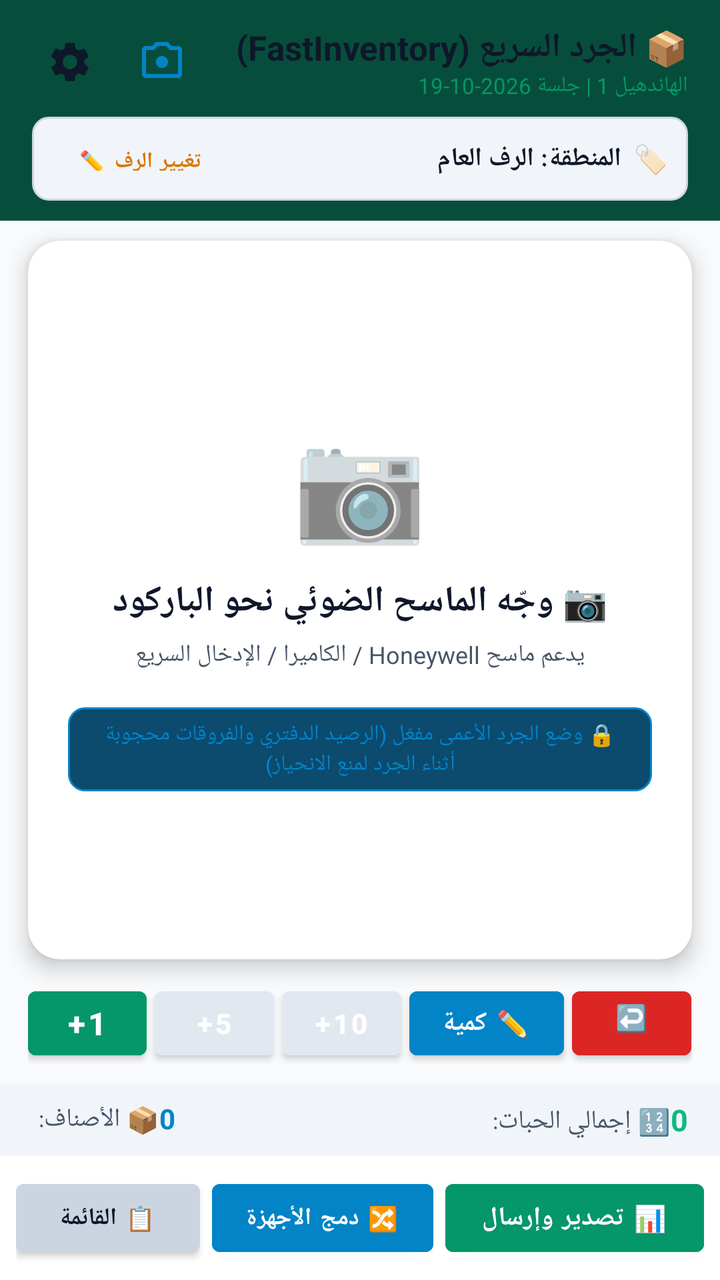
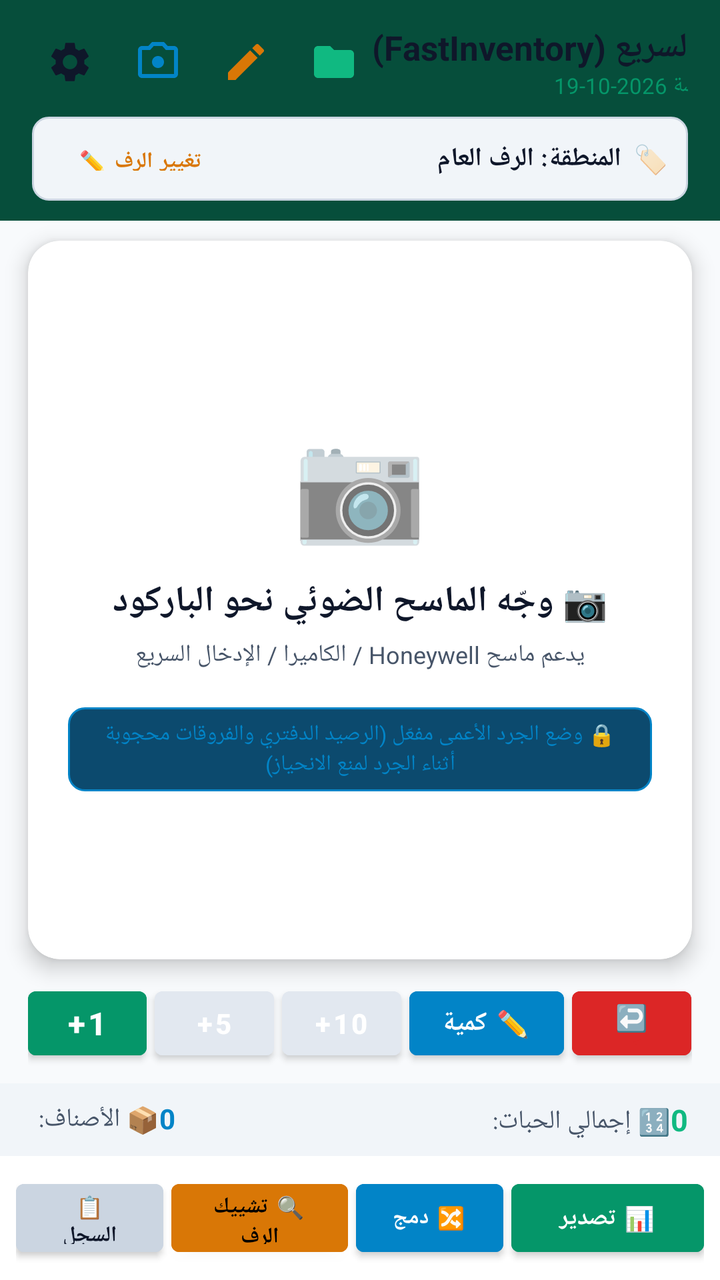

Before-and-after screenshots of an Android layout around one commit, followed by the original layout XML and the change that was made.
<!-- AndroidManifest.xml: application theme Theme.FastInventory -->
<!-- res/layout/activity_main.xml -->
<?xml version="1.0" encoding="utf-8"?>
<androidx.constraintlayout.widget.ConstraintLayout xmlns:android="http://schemas.android.com/apk/res/android"
    xmlns:app="http://schemas.android.com/apk/res-auto"
    xmlns:tools="http://schemas.android.com/tools"
    android:layout_width="match_parent"
    android:layout_height="match_parent"
    android:background="@color/bg_main">

    
    <LinearLayout
        android:id="@+id/topBar"
        android:layout_width="0dp"
        android:layout_height="wrap_content"
        android:background="@color/primary_dark"
        android:orientation="vertical"
        android:paddingStart="16dp"
        android:paddingTop="12dp"
        android:paddingEnd="16dp"
        android:paddingBottom="10dp"
        app:layout_constraintEnd_toEndOf="parent"
        app:layout_constraintStart_toStartOf="parent"
        app:layout_constraintTop_toTopOf="parent">

        <LinearLayout
            android:layout_width="match_parent"
            android:layout_height="wrap_content"
            android:gravity="center_vertical"
            android:orientation="horizontal">

            <ImageButton
                android:id="@+id/btnSettings"
                android:layout_width="38dp"
                android:layout_height="38dp"
                android:background="?attr/selectableItemBackgroundBorderless"
                android:contentDescription="Settings"
                android:src="@drawable/ic_settings"
                app:tint="@color/text_primary" />

            <ImageButton
                android:id="@+id/btnCameraScan"
                android:layout_width="38dp"
                android:layout_height="38dp"
                android:layout_marginStart="8dp"
                android:background="?attr/selectableItemBackgroundBorderless"
                android:contentDescription="Camera Scan"
                android:src="@drawable/ic_camera"
                app:tint="@color/text_cyan" />

            <View
                android:layout_width="0dp"
                android:layout_height="1dp"
                android:layout_weight="1" />

            <LinearLayout
                android:layout_width="wrap_content"
                android:layout_height="wrap_content"
                android:gravity="end"
                android:orientation="vertical">

                <TextView
                    android:layout_width="wrap_content"
                    android:layout_height="wrap_content"
                    android:text="📦 الجرد السريع (FastInventory)"
                    android:textColor="@color/text_primary"
                    android:textSize="17sp"
                    android:textStyle="bold" />

                <TextView
                    android:id="@+id/txtDeviceAndSession"
                    android:layout_width="wrap_content"
                    android:layout_height="wrap_content"
                    android:text="الهاندهيل 1 | جلسة 2026-10-19"
                    android:textColor="@color/text_success"
                    android:textSize="11sp" />
            </LinearLayout>
        </LinearLayout>

        
        <LinearLayout
            android:layout_width="match_parent"
            android:layout_height="wrap_content"
            android:layout_marginTop="8dp"
            android:background="@drawable/bg_zone_pill"
            android:gravity="center_vertical"
            android:orientation="horizontal"
            android:paddingStart="10dp"
            android:paddingTop="5dp"
            android:paddingEnd="10dp"
            android:paddingBottom="5dp">

            <Button
                android:id="@+id/btnChangeZone"
                style="@style/Widget.MaterialComponents.Button.TextButton"
                android:layout_width="wrap_content"
                android:layout_height="32dp"
                android:minHeight="0dp"
                android:paddingStart="8dp"
                android:paddingEnd="8dp"
                android:text="تغيير الرف ✏️"
                android:textColor="@color/accent_gold"
                android:textSize="11sp"
                android:textStyle="bold" />

            <View
                android:layout_width="0dp"
                android:layout_height="1dp"
                android:layout_weight="1" />

            <TextView
                android:id="@+id/txtActiveZone"
                android:layout_width="wrap_content"
                android:layout_height="wrap_content"
                android:text="المنطقة: الرف العام"
                android:textColor="@color/text_primary"
                android:textSize="13sp"
                android:textStyle="bold" />

            <TextView
                android:layout_width="wrap_content"
                android:layout_height="wrap_content"
                android:layout_marginStart="6dp"
                android:text="🏷️"
                android:textSize="14sp" />
        </LinearLayout>
    </LinearLayout>

    
    <androidx.cardview.widget.CardView
        android:id="@+id/cardScanDisplay"
        android:layout_width="0dp"
        android:layout_height="0dp"
        android:layout_marginStart="14dp"
        android:layout_marginTop="10dp"
        android:layout_marginEnd="14dp"
        android:layout_marginBottom="10dp"
        app:cardBackgroundColor="@color/bg_card"
        app:cardCornerRadius="16dp"
        app:cardElevation="6dp"
        app:layout_constraintBottom_toTopOf="@+id/quickCountBar"
        app:layout_constraintEnd_toEndOf="parent"
        app:layout_constraintStart_toStartOf="parent"
        app:layout_constraintTop_toBottomOf="@+id/topBar">

        
        <LinearLayout
            android:id="@+id/viewIdlePrompt"
            android:layout_width="match_parent"
            android:layout_height="match_parent"
            android:gravity="center"
            android:orientation="vertical"
            android:padding="20dp"
            android:visibility="visible">

            <TextView
                android:layout_width="wrap_content"
                android:layout_height="wrap_content"
                android:text="📷"
                android:textSize="54sp" />

            <TextView
                android:layout_width="wrap_content"
                android:layout_height="wrap_content"
                android:layout_marginTop="12dp"
                android:gravity="center"
                android:text="@string/scan_prompt_title"
                android:textColor="@color/text_primary"
                android:textSize="18sp"
                android:textStyle="bold" />

            <TextView
                android:layout_width="wrap_content"
                android:layout_height="wrap_content"
                android:layout_marginTop="6dp"
                android:gravity="center"
                android:text="@string/scan_prompt_sub"
                android:textColor="@color/text_secondary"
                android:textSize="12sp" />

            <TextView
                android:layout_width="wrap_content"
                android:layout_height="wrap_content"
                android:layout_marginTop="18dp"
                android:background="@drawable/bg_blind_badge"
                android:gravity="center"
                android:paddingStart="12dp"
                android:paddingTop="6dp"
                android:paddingEnd="12dp"
                android:paddingBottom="6dp"
                android:text="@string/blind_count_notice"
                android:textColor="@color/text_cyan"
                android:textSize="11sp" />
        </LinearLayout>

        
        <ScrollView
            android:id="@+id/viewScannedProduct"
            android:layout_width="match_parent"
            android:layout_height="match_parent"
            android:fillViewport="true"
            android:visibility="gone">

            <LinearLayout
                android:id="@+id/layoutScanFlashArea"
                android:layout_width="match_parent"
                android:layout_height="wrap_content"
                android:gravity="center_horizontal"
                android:orientation="vertical"
                android:padding="16dp">

                
                <TextView
                    android:id="@+id/badgePackaging"
                    android:layout_width="wrap_content"
                    android:layout_height="wrap_content"
                    android:background="@drawable/bg_packaging_badge"
                    android:paddingStart="14dp"
                    android:paddingTop="4dp"
                    android:paddingEnd="14dp"
                    android:paddingBottom="4dp"
                    android:text="📦 كرتون = 24 حبة"
                    android:textColor="@color/badge_packaging_text"
                    android:textSize="13sp"
                    android:textStyle="bold"
                    android:visibility="gone" />

                
                <TextView
                    android:id="@+id/txtBarcode"
                    android:layout_width="wrap_content"
                    android:layout_height="wrap_content"
                    android:layout_marginTop="8dp"
                    android:fontFamily="monospace"
                    android:text="6281100180012"
                    android:textColor="@color/text_cyan"
                    android:textSize="18sp"
                    android:textStyle="bold" />

                <TextView
                    android:id="@+id/txtDefaultCode"
                    android:layout_width="wrap_content"
                    android:layout_height="wrap_content"
                    android:text="كود: ART-9982"
                    android:textColor="@color/text_muted"
                    android:textSize="12sp" />

                
                <TextView
                    android:id="@+id/txtProductNameAr"
                    android:layout_width="match_parent"
                    android:layout_height="wrap_content"
                    android:layout_marginTop="10dp"
                    android:gravity="center"
                    android:text="شامبو لوريال الفيف للشعر الجاف 400 مل"
                    android:textColor="@color/text_primary"
                    android:textSize="19sp"
                    android:textStyle="bold" />

                
                <TextView
                    android:id="@+id/txtProductNameEn"
                    android:layout_width="match_parent"
                    android:layout_height="wrap_content"
                    android:layout_marginTop="2dp"
                    android:gravity="center"
                    android:text="L'Oreal Elvive Extraordinary Oil Shampoo 400ml"
                    android:textColor="@color/text_secondary"
                    android:textSize="13sp" />

                
                <LinearLayout
                    android:layout_width="match_parent"
                    android:layout_height="wrap_content"
                    android:layout_marginTop="16dp"
                    android:background="@drawable/bg_count_box"
                    android:gravity="center"
                    android:orientation="vertical"
                    android:padding="12dp">

                    <TextView
                        android:layout_width="wrap_content"
                        android:layout_height="wrap_content"
                        android:text="الكمية المحصورة في هذا الرف:"
                        android:textColor="@color/text_secondary"
                        android:textSize="13sp" />

                    <LinearLayout
                        android:layout_width="wrap_content"
                        android:layout_height="wrap_content"
                        android:gravity="center_vertical"
                        android:orientation="horizontal">

                        <TextView
                            android:id="@+id/txtCountedQty"
                            android:layout_width="wrap_content"
                            android:layout_height="wrap_content"
                            android:text="12"
                            android:textColor="@color/primary_light"
                            android:textSize="56sp"
                            android:textStyle="bold" />

                        <TextView
                            android:layout_width="wrap_content"
                            android:layout_height="wrap_content"
                            android:layout_marginStart="8dp"
                            android:text="حبة"
                            android:textColor="@color/text_primary"
                            android:textSize="18sp"
                            android:textStyle="bold" />
                    </LinearLayout>

                    <TextView
                        android:id="@+id/txtLastAddedStatus"
                        android:layout_width="wrap_content"
                        android:layout_height="wrap_content"
                        android:text="✅ تمت إضافة 1 حبة (إجمالي الجرد في الجلسة: 12)"
                        android:textColor="@color/text_success"
                        android:textSize="12sp"
                        android:textStyle="bold" />
                </LinearLayout>

            </LinearLayout>
        </ScrollView>
    </androidx.cardview.widget.CardView>

    
    <LinearLayout
        android:id="@+id/quickCountBar"
        android:layout_width="0dp"
        android:layout_height="wrap_content"
        android:layout_marginStart="14dp"
        android:layout_marginEnd="14dp"
        android:layout_marginBottom="8dp"
        android:gravity="center"
        android:orientation="horizontal"
        app:layout_constraintBottom_toTopOf="@+id/statsSummaryBar"
        app:layout_constraintEnd_toEndOf="parent"
        app:layout_constraintStart_toStartOf="parent">

        <Button
            android:id="@+id/btnQuickPlus1"
            android:layout_width="0dp"
            android:layout_height="44dp"
            android:layout_marginEnd="4dp"
            android:layout_weight="1"
            android:backgroundTint="@color/primary"
            android:text="+1"
            android:textColor="@color/white"
            android:textSize="16sp"
            android:textStyle="bold" />

        <Button
            android:id="@+id/btnQuickPlus5"
            android:layout_width="0dp"
            android:layout_height="44dp"
            android:layout_marginEnd="4dp"
            android:layout_weight="1"
            android:backgroundTint="@color/bg_card_highlight"
            android:text="+5"
            android:textColor="@color/white"
            android:textSize="14sp"
            android:textStyle="bold" />

        <Button
            android:id="@+id/btnQuickPlus10"
            android:layout_width="0dp"
            android:layout_height="44dp"
            android:layout_marginEnd="4dp"
            android:layout_weight="1"
            android:backgroundTint="@color/bg_card_highlight"
            android:text="+10"
            android:textColor="@color/white"
            android:textSize="14sp"
            android:textStyle="bold" />

        <Button
            android:id="@+id/btnCustomQty"
            android:layout_width="0dp"
            android:layout_height="44dp"
            android:layout_marginEnd="4dp"
            android:layout_weight="1.3"
            android:backgroundTint="@color/accent"
            android:text="✏️ كمية"
            android:textColor="@color/white"
            android:textSize="13sp"
            android:textStyle="bold" />

        <Button
            android:id="@+id/btnQuickUndo"
            android:layout_width="0dp"
            android:layout_height="44dp"
            android:layout_weight="1"
            android:backgroundTint="@color/scan_danger_flash"
            android:text="↩️ -1"
            android:textColor="@color/text_danger"
            android:textSize="13sp"
            android:textStyle="bold" />
    </LinearLayout>

    
    <LinearLayout
        android:id="@+id/statsSummaryBar"
        android:layout_width="0dp"
        android:layout_height="wrap_content"
        android:background="@color/bg_card_secondary"
        android:orientation="horizontal"
        android:paddingStart="16dp"
        android:paddingTop="8dp"
        android:paddingEnd="16dp"
        android:paddingBottom="8dp"
        app:layout_constraintBottom_toTopOf="@+id/bottomNavigation"
        app:layout_constraintEnd_toEndOf="parent"
        app:layout_constraintStart_toStartOf="parent">

        <LinearLayout
            android:layout_width="0dp"
            android:layout_height="wrap_content"
            android:layout_weight="1"
            android:orientation="horizontal">

            <TextView
                android:layout_width="wrap_content"
                android:layout_height="wrap_content"
                android:text="📦 الأصناف: "
                android:textColor="@color/text_secondary"
                android:textSize="13sp" />

            <TextView
                android:id="@+id/txtTotalItemsCount"
                android:layout_width="wrap_content"
                android:layout_height="wrap_content"
                android:text="0"
                android:textColor="@color/text_cyan"
                android:textSize="14sp"
                android:textStyle="bold" />
        </LinearLayout>

        <LinearLayout
            android:layout_width="0dp"
            android:layout_height="wrap_content"
            android:layout_weight="1"
            android:gravity="end"
            android:orientation="horizontal">

            <TextView
                android:layout_width="wrap_content"
                android:layout_height="wrap_content"
                android:text="🔢 إجمالي الحبات: "
                android:textColor="@color/text_secondary"
                android:textSize="13sp" />

            <TextView
                android:id="@+id/txtTotalUnitsCount"
                android:layout_width="wrap_content"
                android:layout_height="wrap_content"
                android:text="0"
                android:textColor="@color/primary_light"
                android:textSize="15sp"
                android:textStyle="bold" />
        </LinearLayout>
    </LinearLayout>

    
    <LinearLayout
        android:id="@+id/bottomNavigation"
        android:layout_width="0dp"
        android:layout_height="wrap_content"
        android:background="@color/bg_card"
        android:gravity="center_vertical"
        android:orientation="horizontal"
        android:padding="8dp"
        app:layout_constraintBottom_toBottomOf="parent"
        app:layout_constraintEnd_toEndOf="parent"
        app:layout_constraintStart_toStartOf="parent">

        <Button
            android:id="@+id/btnViewAuditList"
            android:layout_width="0dp"
            android:layout_height="46dp"
            android:layout_marginEnd="6dp"
            android:layout_weight="1"
            android:backgroundTint="@color/border_subtle"
            android:text="📋 القائمة"
            android:textColor="@color/text_primary"
            android:textSize="12sp"
            android:textStyle="bold" />

        <Button
            android:id="@+id/btnConsolidator"
            android:layout_width="0dp"
            android:layout_height="46dp"
            android:layout_marginEnd="6dp"
            android:layout_weight="1.2"
            android:backgroundTint="@color/accent"
            android:text="🔀 دمج الأجهزة"
            android:textColor="@color/white"
            android:textSize="12sp"
            android:textStyle="bold" />

        <Button
            android:id="@+id/btnExportReport"
            android:layout_width="0dp"
            android:layout_height="46dp"
            android:layout_weight="1.4"
            android:backgroundTint="@color/primary"
            android:text="📊 تصدير وإرسال"
            android:textColor="@color/white"
            android:textSize="13sp"
            android:textStyle="bold" />
    </LinearLayout>

</androidx.constraintlayout.widget.ConstraintLayout>
<!-- resources referenced by this layout -->
<resources>
  <color name="accent">#0284C7</color>
  <color name="accent_gold">#D97706</color>
  <color name="badge_packaging_text">#6B21A8</color>
  <color name="bg_card">#FFFFFF</color>
  <color name="bg_card_highlight">#E2E8F0</color>
  <color name="bg_card_secondary">#F1F5F9</color>
  <color name="bg_main">#F8FAFC</color>
  <color name="border_subtle">#CBD5E1</color>
  <color name="primary">#059669</color>
  <color name="primary_dark">#064E3B</color>
  <color name="primary_light">#10B981</color>
  <color name="scan_danger_flash">#DC2626</color>
  <color name="text_cyan">#0284C7</color>
  <color name="text_danger">#DC2626</color>
  <color name="text_muted">#64748B</color>
  <color name="text_primary">#0F172A</color>
  <color name="text_secondary">#475569</color>
  <color name="text_success">#059669</color>
  <color name="white">#FFFFFF</color>
  <!-- drawable bg_blind_badge (drawable) -->
  <?xml version="1.0" encoding="utf-8"?>
  <shape xmlns:android="http://schemas.android.com/apk/res/android"
      android:shape="rectangle">
      <corners android:radius="8dp" />
      <solid android:color="#0C4A6E" />
      <stroke
          android:width="1dp"
          android:color="#0284C7" />
  </shape>
  <!-- drawable bg_count_box (drawable) -->
  <?xml version="1.0" encoding="utf-8"?>
  <shape xmlns:android="http://schemas.android.com/apk/res/android"
      android:shape="rectangle">
      <corners android:radius="12dp" />
      <solid android:color="@color/bg_card_secondary" />
      <stroke
          android:width="1dp"
          android:color="@color/primary" />
  </shape>
  <!-- drawable bg_packaging_badge (drawable) -->
  <?xml version="1.0" encoding="utf-8"?>
  <shape xmlns:android="http://schemas.android.com/apk/res/android"
      android:shape="rectangle">
      <corners android:radius="12dp" />
      <solid android:color="@color/badge_packaging_bg" />
      <stroke
          android:width="1dp"
          android:color="#A855F7" />
  </shape>
  <!-- drawable bg_zone_pill (drawable) -->
  <?xml version="1.0" encoding="utf-8"?>
  <shape xmlns:android="http://schemas.android.com/apk/res/android"
      android:shape="rectangle">
      <corners android:radius="8dp" />
      <solid android:color="@color/bg_card_secondary" />
      <stroke
          android:width="1dp"
          android:color="@color/border_subtle" />
  </shape>
  <string name="blind_count_notice">🔒 وضع الجرد الأعمى مفعّل (الرصيد الدفتري والفروقات محجوبة أثناء الجرد لمنع الانحياز)</string>
  <string name="scan_prompt_sub">يدعم ماسح Honeywell / الكاميرا / الإدخال السريع</string>
  <string name="scan_prompt_title">📷 وجّه الماسح الضوئي نحو الباركود</string>
  <color name="badge_packaging_bg">#F3E8FF</color>
  <color name="bg_input">#FFFFFF</color>
  <!-- unchanged entries left out for length: 5 -->
</resources>

<!-- the commit's change to res/layout/activity_main.xml (unified diff, before → after) -->
@@ -40,11 +40,31 @@
                 android:id="@+id/btnCameraScan"
                 android:layout_width="38dp"
                 android:layout_height="38dp"
-                android:layout_marginStart="8dp"
+                android:layout_marginStart="6dp"
                 android:background="?attr/selectableItemBackgroundBorderless"
                 android:contentDescription="Camera Scan"
                 android:src="@drawable/ic_camera"
                 app:tint="@color/text_cyan" />
+
+            <ImageButton
+                android:id="@+id/btnManualEntry"
+                android:layout_width="38dp"
+                android:layout_height="38dp"
+                android:layout_marginStart="6dp"
+                android:background="?attr/selectableItemBackgroundBorderless"
+                android:contentDescription="Manual Barcode Entry"
+                android:src="@drawable/ic_edit"
+                app:tint="@color/accent_gold" />
+
+            <ImageButton
+                android:id="@+id/btnManageSessions"
+                android:layout_width="38dp"
+                android:layout_height="38dp"
+                android:layout_marginStart="6dp"
+                android:background="?attr/selectableItemBackgroundBorderless"
+                android:contentDescription="Manage Sessions"
+                android:src="@drawable/ic_folder"
+                app:tint="@color/primary_light" />
 
             <View
                 android:layout_width="0dp"
@@ -476,36 +496,48 @@
             android:id="@+id/btnViewAuditList"
             android:layout_width="0dp"
             android:layout_height="46dp"
-            android:layout_marginEnd="6dp"
+            android:layout_marginEnd="4dp"
             android:layout_weight="1"
             android:backgroundTint="@color/border_subtle"
-            android:text="📋 القائمة"
+            android:text="📋 السجل"
             android:textColor="@color/text_primary"
-            android:textSize="12sp"
+            android:textSize="11sp"
+            android:textStyle="bold" />
+
+        <Button
+            android:id="@+id/btnAuditCheck"
+            android:layout_width="0dp"
+            android:layout_height="46dp"
+            android:layout_marginEnd="4dp"
+            android:layout_weight="1.2"
+            android:backgroundTint="@color/accent_gold"
+            android:text="🔍 تشييك الرف"
+            android:textColor="@color/black"
+            android:textSize="11sp"
             android:textStyle="bold" />
 
         <Button
             android:id="@+id/btnConsolidator"
             android:layout_width="0dp"
             android:layout_height="46dp"
-            android:layout_marginEnd="6dp"
-            android:layout_weight="1.2"
+            android:layout_marginEnd="4dp"
+            android:layout_weight="1"
             android:backgroundTint="@color/accent"
-            android:text="🔀 دمج الأجهزة"
+            android:text="🔀 دمج"
+            android:textColor="@color/white"
+            android:textSize="11sp"
+            android:textStyle="bold" />
+
+        <Button
+            android:id="@+id/btnExportReport"
+            android:layout_width="0dp"
+            android:layout_height="46dp"
+            android:layout_weight="1.3"
+            android:backgroundTint="@color/primary"
+            android:text="📊 تصدير"
             android:textColor="@color/white"
             android:textSize="12sp"
             android:textStyle="bold" />
-
-        <Button
-            android:id="@+id/btnExportReport"
-            android:layout_width="0dp"
-            android:layout_height="46dp"
-            android:layout_weight="1.4"
-            android:backgroundTint="@color/primary"
-            android:text="📊 تصدير وإرسال"
-            android:textColor="@color/white"
-            android:textSize="13sp"
-            android:textStyle="bold" />
     </LinearLayout>
 
 </androidx.constraintlayout.widget.ConstraintLayout>
<!-- resource entries referenced after the edit -->
@@ -7,6 +7,7 @@
   <color name="bg_card_highlight">#E2E8F0</color>
   <color name="bg_card_secondary">#F1F5F9</color>
   <color name="bg_main">#F8FAFC</color>
+  <color name="black">#000000</color>
   <color name="border_subtle">#CBD5E1</color>
   <color name="primary">#059669</color>
   <color name="primary_dark">#064E3B</color>
@@ -59,6 +60,26 @@
           android:width="1dp"
           android:color="@color/border_subtle" />
   </shape>
+  <!-- drawable ic_edit (drawable) -->
+  <vector xmlns:android="http://schemas.android.com/apk/res/android"
+      android:width="24dp"
+      android:height="24dp"
+      android:viewportWidth="24"
+      android:viewportHeight="24">
+    <path
+        android:fillColor="@android:color/white"
+        android:pathData="M3,17.25V21h3.75L17.81,9.94l-3.75,-3.75L3,17.25z M20.71,7.04c0.39,-0.39 0.39,-1.02 0,-1.41l-2.34,-2.34c-0.39,-0.39 -1.02,-0.39 -1.41,0l-1.83,1.83 3.75,3.75 1.83,-1.83z"/>
+  </vector>
+  <!-- drawable ic_folder (drawable) -->
+  <vector xmlns:android="http://schemas.android.com/apk/res/android"
+      android:width="24dp"
+      android:height="24dp"
+      android:viewportWidth="24"
+      android:viewportHeight="24">
+    <path
+        android:fillColor="@android:color/white"
+        android:pathData="M10,4H4c-1.1,0 -1.99,0.9 -1.99,2L2,18c0,1.1 0.9,2 2,2h16c1.1,0 2,-0.9 2,-2V8c0,-1.1 -0.9,-2 -2,-2h-8l-2,-2z"/>
+  </vector>
   <string name="blind_count_notice">🔒 وضع الجرد الأعمى مفعّل (الرصيد الدفتري والفروقات محجوبة أثناء الجرد لمنع الانحياز)</string>
   <string name="scan_prompt_sub">يدعم ماسح Honeywell / الكاميرا / الإدخال السريع</string>
   <string name="scan_prompt_title">📷 وجّه الماسح الضوئي نحو الباركود</string>
